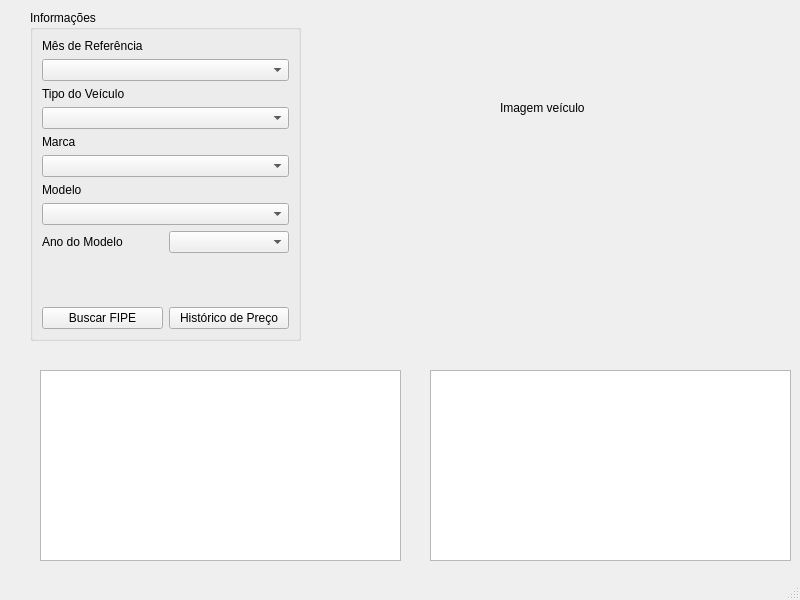
This is mainwindow.ui in walter-agostinho/Vehicle_Searching as Qt 5 draws it before an edit. The edited form follows.
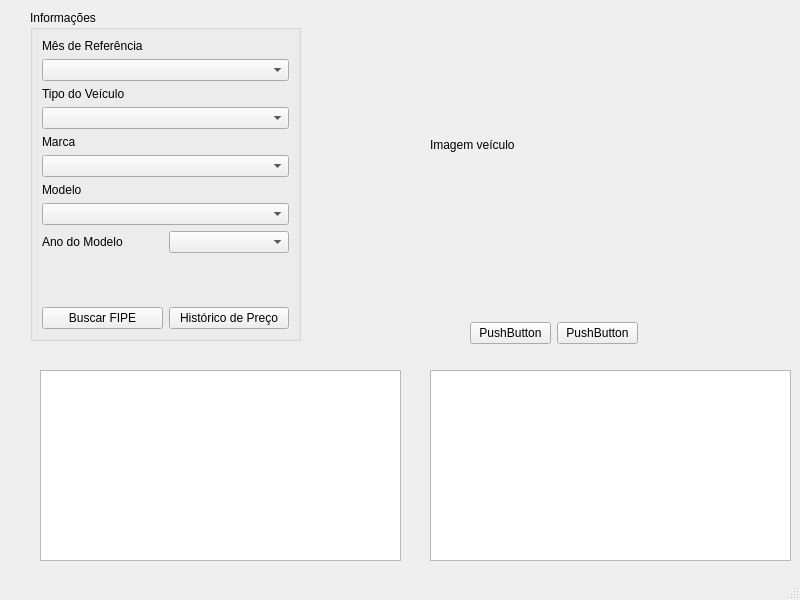
This is the edited form.

Commit message: show car image

```diff
--- a/mainwindow.ui
+++ b/mainwindow.ui
@@ -17,10 +17,10 @@
    <widget class="QLabel" name="label_4">
     <property name="geometry">
      <rect>
-      <x>500</x>
-      <y>100</y>
-      <width>91</width>
-      <height>16</height>
+      <x>430</x>
+      <y>20</y>
+      <width>330</width>
+      <height>250</height>
      </rect>
     </property>
     <property name="text">
@@ -147,6 +147,32 @@
      </rect>
     </property>
    </widget>
+   <widget class="QWidget" name="">
+    <property name="geometry">
+     <rect>
+      <x>470</x>
+      <y>320</y>
+      <width>168</width>
+      <height>26</height>
+     </rect>
+    </property>
+    <layout class="QHBoxLayout" name="horizontalLayout_3">
+     <item>
+      <widget class="QPushButton" name="previousImageButton">
+       <property name="text">
+        <string>PushButton</string>
+       </property>
+      </widget>
+     </item>
+     <item>
+      <widget class="QPushButton" name="nextImageButton">
+       <property name="text">
+        <string>PushButton</string>
+       </property>
+      </widget>
+     </item>
+    </layout>
+   </widget>
   </widget>
   <widget class="QMenuBar" name="menubar">
    <property name="geometry">
```
Left out of the diff: 2 changed lines with no effect on the pictures. The commit also changes 5 other files.
